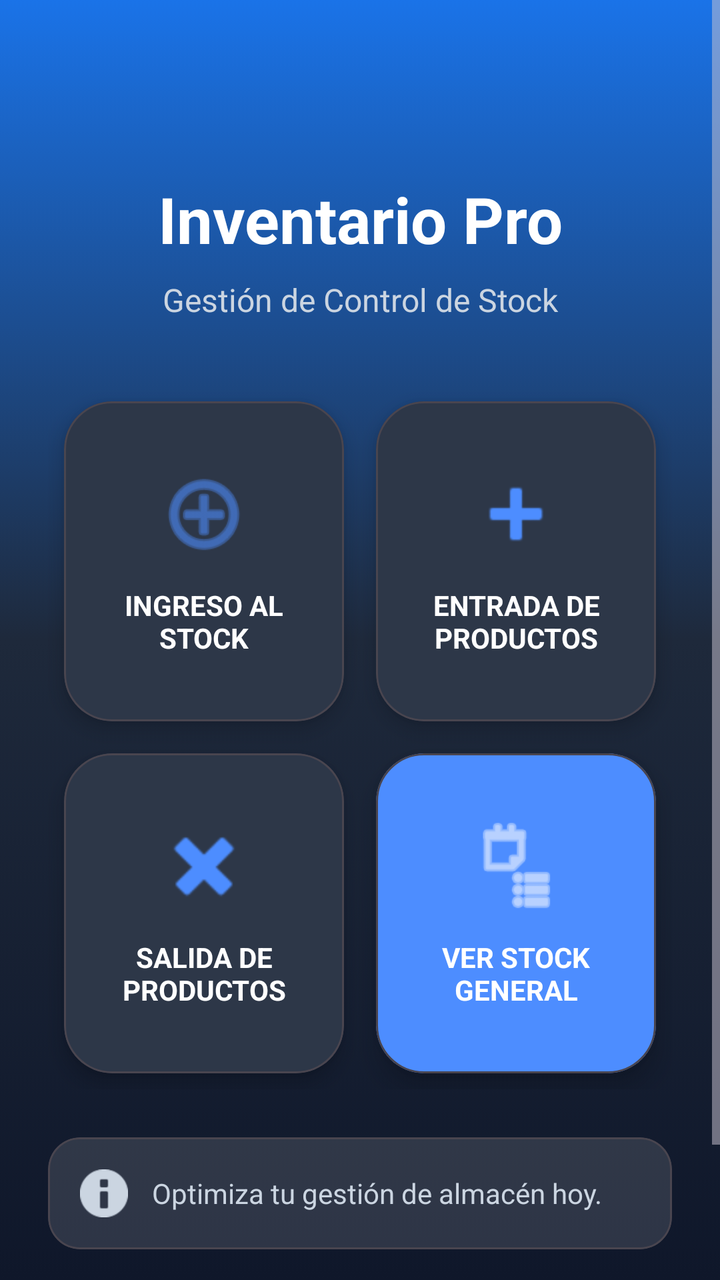
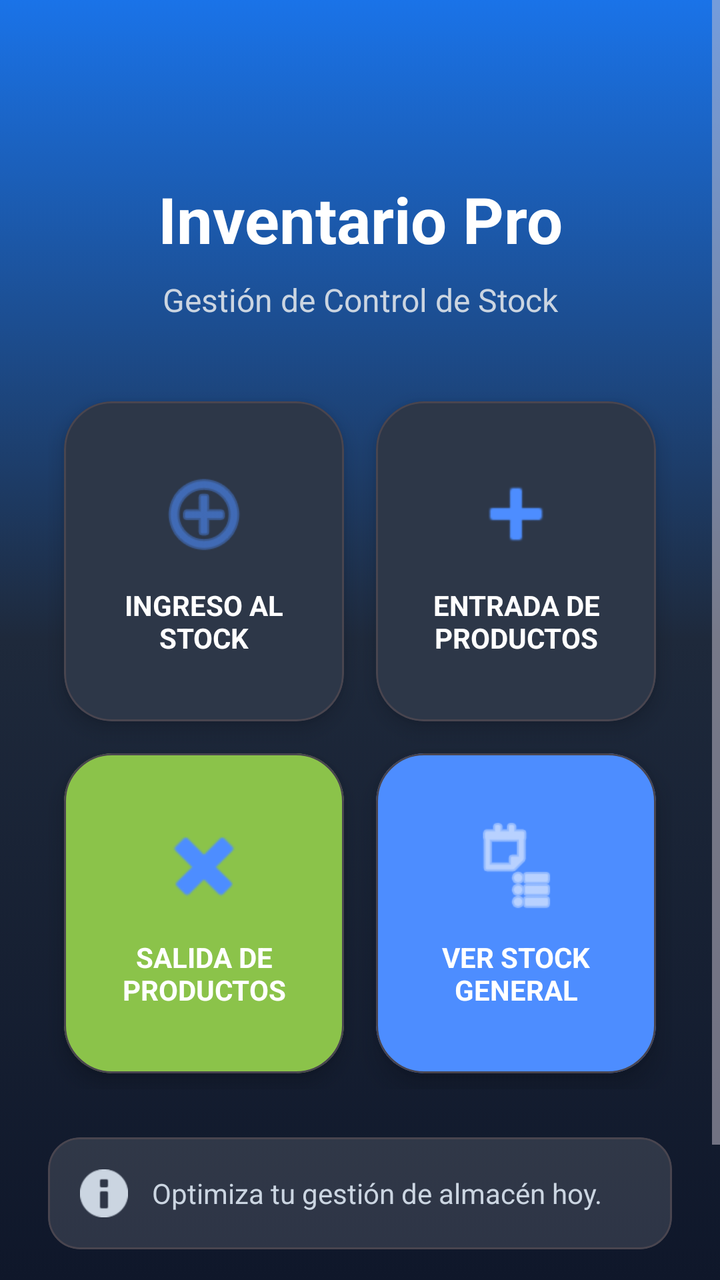

The first picture is an Android layout as it rendered before a commit; the second is the same layout after the commit. The layout source and the unified diff follow.
<!-- AndroidManifest.xml: activity theme Theme.InventarioApp -->
<!-- res/layout/activity_main.xml -->
<?xml version="1.0" encoding="utf-8"?>
<ScrollView xmlns:android="http://schemas.android.com/apk/res/android"
    xmlns:app="http://schemas.android.com/apk/res-auto"
    xmlns:tools="http://schemas.android.com/tools"
    android:layout_width="match_parent"
    android:layout_height="match_parent"
    android:fillViewport="true"
    android:background="@drawable/fondo_degradado">

    <androidx.constraintlayout.widget.ConstraintLayout
        android:layout_width="match_parent"
        android:layout_height="wrap_content"
        android:padding="24dp"
        tools:context=".MainActivity">

        
        <TextView
            android:id="@+id/tvTitulo"
            android:layout_width="0dp"
            android:layout_height="wrap_content"
            android:layout_marginTop="64dp"
            android:gravity="center"
            android:text="@string/title_main"
            android:textColor="@color/white"
            android:textSize="32sp"
            android:textStyle="bold"
            app:layout_constraintEnd_toEndOf="parent"
            app:layout_constraintStart_toStartOf="parent"
            app:layout_constraintTop_toTopOf="parent" />

        <TextView
            android:id="@+id/tvSubtitulo"
            android:layout_width="0dp"
            android:layout_height="wrap_content"
            android:layout_marginTop="8dp"
            android:gravity="center"
            android:text="@string/subtitle_main"
            android:textColor="@color/text_secondary"
            android:textSize="16sp"
            app:layout_constraintEnd_toEndOf="parent"
            app:layout_constraintStart_toStartOf="parent"
            app:layout_constraintTop_toBottomOf="@id/tvTitulo" />

        
        <GridLayout
            android:id="@+id/glMenu"
            android:layout_width="match_parent"
            android:layout_height="wrap_content"
            android:layout_marginTop="32dp"
            android:columnCount="2"
            android:alignmentMode="alignMargins"
            app:layout_constraintEnd_toEndOf="parent"
            app:layout_constraintStart_toStartOf="parent"
            app:layout_constraintTop_toBottomOf="@id/tvSubtitulo">

            
            <com.google.android.material.card.MaterialCardView
                android:id="@+id/buttonIngresoStock"
                android:layout_width="0dp"
                android:layout_height="160dp"
                android:layout_columnWeight="1"
                android:layout_margin="8dp"
                android:clickable="true"
                android:focusable="true"
                app:cardBackgroundColor="@color/card_background"
                app:cardCornerRadius="24dp"
                app:cardElevation="6dp"
                app:rippleColor="#20FFFFFF">

                <LinearLayout
                    android:layout_width="match_parent"
                    android:layout_height="match_parent"
                    android:gravity="center"
                    android:orientation="vertical"
                    android:padding="16dp">

                    <ImageView
                        android:layout_width="48dp"
                        android:layout_height="48dp"
                        android:src="@android:drawable/ic_menu_add"
                        android:contentDescription="@string/btn_ingreso_stock"
                        app:tint="@color/primary" />

                    <TextView
                        android:layout_width="match_parent"
                        android:layout_height="wrap_content"
                        android:layout_marginTop="12dp"
                        android:gravity="center"
                        android:text="@string/btn_ingreso_stock"
                        android:textColor="@color/text_primary"
                        android:textSize="14sp"
                        android:textStyle="bold" />
                </LinearLayout>
            </com.google.android.material.card.MaterialCardView>

            
            <com.google.android.material.card.MaterialCardView
                android:id="@+id/buttonEntradaProductos"
                android:layout_width="0dp"
                android:layout_height="160dp"
                android:layout_columnWeight="1"
                android:layout_margin="8dp"
                android:clickable="true"
                android:focusable="true"
                app:cardBackgroundColor="@color/card_background"
                app:cardCornerRadius="24dp"
                app:cardElevation="6dp"
                app:rippleColor="#20FFFFFF">

                <LinearLayout
                    android:layout_width="match_parent"
                    android:layout_height="match_parent"
                    android:gravity="center"
                    android:orientation="vertical"
                    android:padding="16dp">

                    <ImageView
                        android:layout_width="48dp"
                        android:layout_height="48dp"
                        android:src="@android:drawable/ic_input_add"
                        android:contentDescription="@string/btn_entrada_productos"
                        app:tint="@color/primary" />

                    <TextView
                        android:layout_width="match_parent"
                        android:layout_height="wrap_content"
                        android:layout_marginTop="12dp"
                        android:gravity="center"
                        android:text="@string/btn_entrada_productos"
                        android:textColor="@color/text_primary"
                        android:textSize="14sp"
                        android:textStyle="bold" />
                </LinearLayout>
            </com.google.android.material.card.MaterialCardView>

            
            <com.google.android.material.card.MaterialCardView
                android:id="@+id/buttonSalidaProductos"
                android:layout_width="0dp"
                android:layout_height="160dp"
                android:layout_columnWeight="1"
                android:layout_margin="8dp"
                android:clickable="true"
                android:focusable="true"
                app:cardBackgroundColor="@color/card_background"
                app:cardCornerRadius="24dp"
                app:cardElevation="6dp"
                app:rippleColor="#20FFFFFF">

                <LinearLayout
                    android:layout_width="match_parent"
                    android:layout_height="match_parent"
                    android:gravity="center"
                    android:orientation="vertical"
                    android:padding="16dp">

                    <ImageView
                        android:layout_width="48dp"
                        android:layout_height="48dp"
                        android:src="@android:drawable/ic_delete"
                        android:contentDescription="@string/btn_salida_productos"
                        app:tint="@color/primary" />

                    <TextView
                        android:layout_width="match_parent"
                        android:layout_height="wrap_content"
                        android:layout_marginTop="12dp"
                        android:gravity="center"
                        android:text="@string/btn_salida_productos"
                        android:textColor="@color/text_primary"
                        android:textSize="14sp"
                        android:textStyle="bold" />
                </LinearLayout>
            </com.google.android.material.card.MaterialCardView>

            
            <com.google.android.material.card.MaterialCardView
                android:id="@+id/buttonStockGeneral"
                android:layout_width="0dp"
                android:layout_height="160dp"
                android:layout_columnWeight="1"
                android:layout_margin="8dp"
                android:clickable="true"
                android:focusable="true"
                app:cardBackgroundColor="@color/primary"
                app:cardCornerRadius="24dp"
                app:cardElevation="8dp"
                app:rippleColor="#40FFFFFF">

                <LinearLayout
                    android:layout_width="match_parent"
                    android:layout_height="match_parent"
                    android:gravity="center"
                    android:orientation="vertical"
                    android:padding="16dp">

                    <ImageView
                        android:layout_width="48dp"
                        android:layout_height="48dp"
                        android:src="@android:drawable/ic_menu_agenda"
                        android:contentDescription="@string/btn_ver_stock"
                        app:tint="@color/white" />

                    <TextView
                        android:layout_width="match_parent"
                        android:layout_height="wrap_content"
                        android:layout_marginTop="12dp"
                        android:gravity="center"
                        android:text="@string/btn_ver_stock"
                        android:textColor="@color/white"
                        android:textSize="14sp"
                        android:textStyle="bold" />
                </LinearLayout>
            </com.google.android.material.card.MaterialCardView>

            
            

        </GridLayout>

        
        <com.google.android.material.card.MaterialCardView
            android:id="@+id/cardInfo"
            android:layout_width="match_parent"
            android:layout_height="wrap_content"
            android:layout_marginTop="24dp"
            app:cardBackgroundColor="#20FFFFFF"
            app:cardCornerRadius="16dp"
            app:cardElevation="0dp"
            app:layout_constraintTop_toBottomOf="@id/glMenu"
            app:layout_constraintStart_toStartOf="parent"
            app:layout_constraintEnd_toEndOf="parent">

            <LinearLayout
                android:layout_width="match_parent"
                android:layout_height="wrap_content"
                android:orientation="horizontal"
                android:padding="16dp"
                android:gravity="center_vertical">

                <ImageView
                    android:layout_width="24dp"
                    android:layout_height="24dp"
                    android:src="@android:drawable/ic_dialog_info"
                    android:contentDescription="@string/desc_info_icon"
                    app:tint="@color/text_secondary" />

                <TextView
                    android:layout_width="wrap_content"
                    android:layout_height="wrap_content"
                    android:layout_marginStart="12dp"
                    android:text="@string/info_footer"
                    android:textColor="@color/text_secondary"
                    android:textSize="14sp" />
            </LinearLayout>
        </com.google.android.material.card.MaterialCardView>

        
        <TextView
            android:id="@+id/tvFooterVersion"
            android:layout_width="wrap_content"
            android:layout_height="wrap_content"
            android:layout_marginTop="32dp"
            android:layout_marginBottom="16dp"
            android:text="@string/version_app"
            android:textColor="@color/text_secondary"
            android:textSize="14sp"
            app:layout_constraintBottom_toBottomOf="parent"
            app:layout_constraintEnd_toEndOf="parent"
            app:layout_constraintStart_toStartOf="parent"
            app:layout_constraintTop_toBottomOf="@+id/cardInfo"
            app:layout_constraintVertical_bias="1.0" />

    </androidx.constraintlayout.widget.ConstraintLayout>
</ScrollView>
<!-- resources referenced by this layout -->
<resources>
  <color name="card_background">#2D3748</color>
  <color name="primary">#4D8DFF</color>
  <color name="text_primary">#FFFFFF</color>
  <color name="text_secondary">#CBD5E1</color>
  <color name="white">#FFFFFFFF</color>
  <!-- drawable fondo_degradado (drawable) -->
  <?xml version="1.0" encoding="utf-8"?>
  <selector xmlns:android="http://schemas.android.com/apk/res/android">
      <item>
          <shape android:shape="rectangle">
              <gradient
                  android:angle="270"
                  android:startColor="@color/grad_start"
                  android:centerColor="@color/surface"
                  android:endColor="#0F172A" />
          </shape>
      </item>
  </selector>
  <string name="btn_entrada_productos">ENTRADA DE PRODUCTOS</string>
  <string name="btn_ingreso_stock">INGRESO AL STOCK</string>
  <string name="btn_salida_productos">SALIDA DE PRODUCTOS</string>
  <string name="btn_ver_stock">VER STOCK GENERAL</string>
  <string name="desc_info_icon">Icono de información</string>
  <string name="info_footer">Optimiza tu gestión de almacén hoy.</string>
  <string name="subtitle_main">Gestión de Control de Stock</string>
  <string name="title_main">Inventario Pro</string>
  <string name="version_app">Version 2.0</string>
  <style name="Theme.InventarioApp" parent="Theme.Material3.Dark.NoActionBar">
          
          <item name="colorPrimary">@color/primary</item>
          <item name="colorOnPrimary">@color/white</item>
          <item name="colorPrimaryContainer">@color/primary_variant</item>
          <item name="colorOnPrimaryContainer">@color/white</item>
          <item name="colorSecondary">@color/secondary</item>
          <item name="android:statusBarColor">#0F172A</item>
          <item name="android:windowBackground">@drawable/fondo_degradado</item>
  
          
          <item name="textInputStyle">@style/Widget.Material3.TextInputLayout.OutlinedBox</item>
      </style>
  <color name="grad_start">#1A73E8</color>
  <color name="surface">#1E293B</color>
  <color name="primary_variant">#1A73E8</color>
  <color name="secondary">#34A853</color>
</resources>

<!-- the commit's change to res/layout/activity_main.xml (unified diff, before → after) -->
@@ -142,7 +142,7 @@
                 android:layout_margin="8dp"
                 android:clickable="true"
                 android:focusable="true"
-                app:cardBackgroundColor="@color/card_background"
+                app:cardBackgroundColor="@color/light_green"
                 app:cardCornerRadius="24dp"
                 app:cardElevation="6dp"
                 app:rippleColor="#20FFFFFF">
<!-- resource entries referenced after the edit -->
@@ -1,6 +1,7 @@
 <!-- resources referenced by this layout -->
 <resources>
   <color name="card_background">#2D3748</color>
+  <color name="light_green">#FF8BC34A</color>
   <color name="primary">#4D8DFF</color>
   <color name="text_primary">#FFFFFF</color>
   <color name="text_secondary">#CBD5E1</color>
